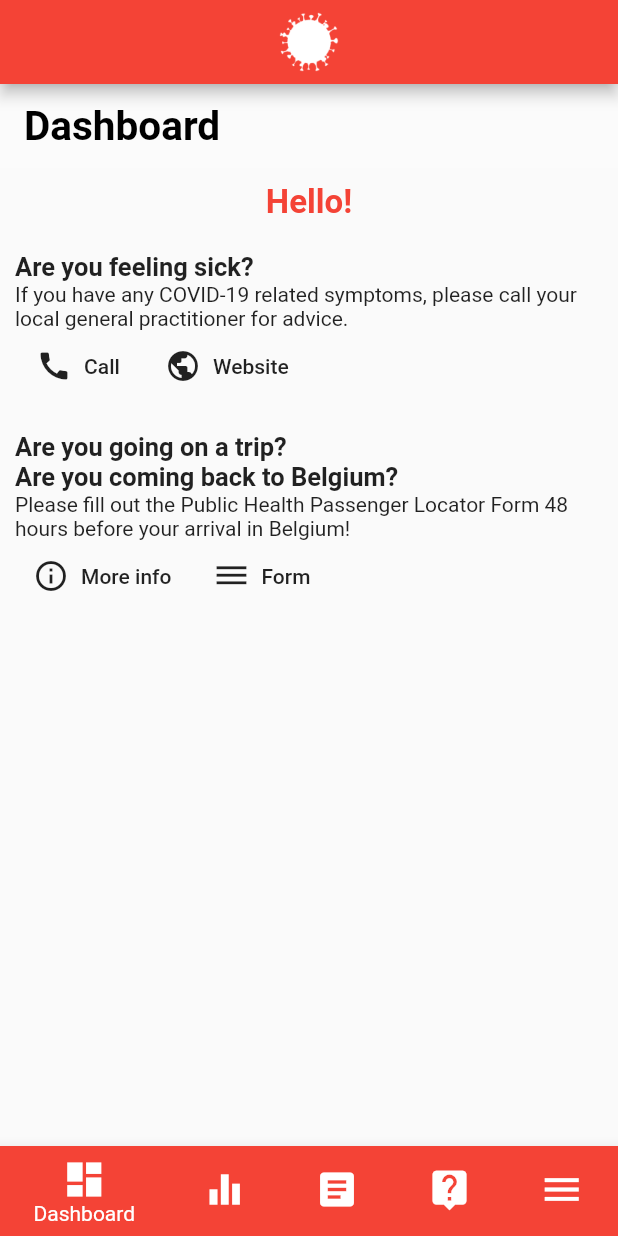
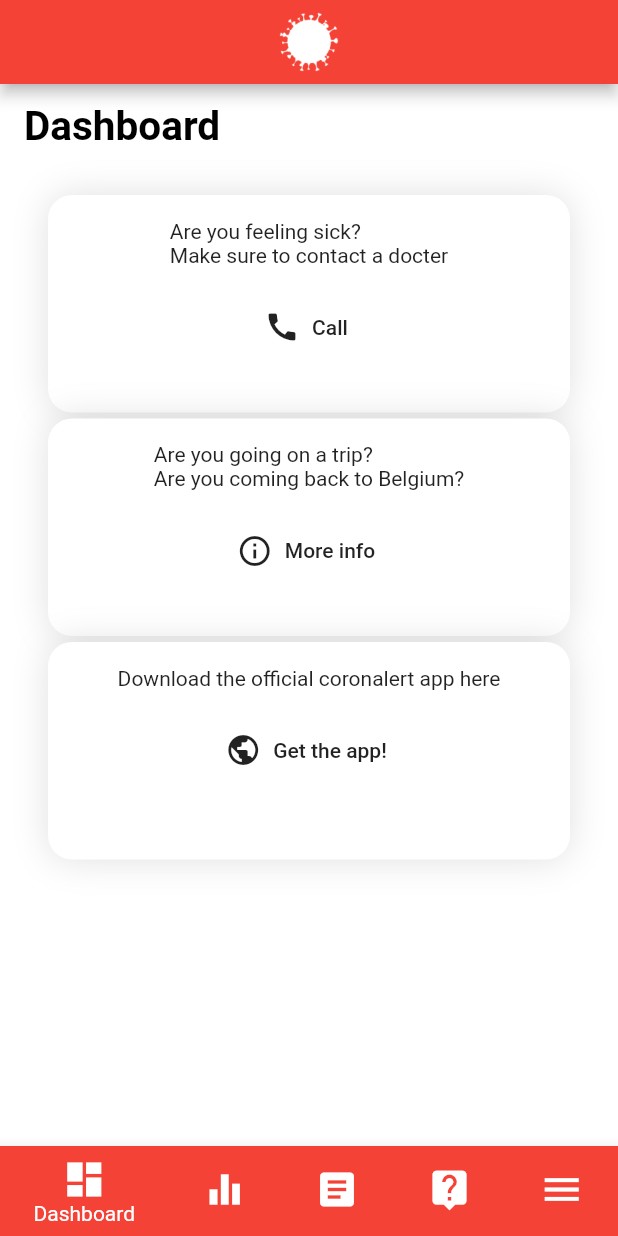
Before and after one commit to ucll-mobile-2021/project-coronaapp, a Flutter app: the screen it shows after launch, on a phone screen of 412 x 824 dp. Run offline on Flutter 3.47's test engine with Material 2 defaults, Android fonts, the phone set to English and light mode, and no system bars; our stand-ins replace pie_chart, sensors, shared_preferences.

Commit message:
Made dashboard UI omdat Nick dat wou nondendekke

```diff
--- a/lib/lang/de.json
+++ b/lib/lang/de.json
@@ -94,5 +94,7 @@
   "English": "Englisch",
   "French": "Französisch",
   "German": "Deutsch",
-  "Dutch": "Niederländisch"
+  "Dutch": "Niederländisch",
+
+  "corona_alertapp": "Laden Sie hier die offizielle Coronalert-App herunter"
 }
--- a/lib/lang/en.json
+++ b/lib/lang/en.json
@@ -11,7 +11,7 @@
   "change_lang": "Change Language",
   "tips": "Tips",
 
-  "feeling_sick": "Are you feeling sick?",
+  "feeling_sick": "Are you feeling sick? \nMake sure to contact a docter",
   "symptoms": "If you have any COVID-19 related symptoms,",
   "local_practitioner": " please call your local general practitioner for advice.",
   "covid_url": "https://www.info-coronavirus.be/en/",
@@ -94,5 +94,7 @@
   "English": "English",
   "French": "French",
   "German": "German",
-  "Dutch": "Dutch"
+  "Dutch": "Dutch",
+
+  "corona_alertapp": "Download the official coronalert app here"
 }
--- a/lib/lang/fr.json
+++ b/lib/lang/fr.json
@@ -94,5 +94,7 @@
   "English": "Anglais",
   "French": "Français",
   "German": "Allemand",
-  "Dutch": "Néerlandais"
+  "Dutch": "Néerlandais",
+
+  "corona_alertapp": "Téléchargez l'appli officielle coronalert ici"
 }
--- a/lib/lang/nl.json
+++ b/lib/lang/nl.json
@@ -93,5 +93,7 @@
   "English": "Engels",
   "French": "Frans",
   "German": "Duits",
-  "Dutch": "Nederlands"
+  "Dutch": "Nederlands",
+
+  "corona_alertapp": "Download hier de officiële Coronalert app"
 }
--- a/lib/screens/dashboard.dart
+++ b/lib/screens/dashboard.dart
@@ -3,6 +3,8 @@ import 'package:coronapp/type/greeting.dart';
 import 'package:coronapp/widgets/screenappbar.dart';
 import 'package:flutter/material.dart';
 import 'package:url_launcher/url_launcher.dart'; // uses dep url_launcher
+import 'package:flutter/material.dart';
+import 'package:flutter/services.dart';
 
 class DashboardScreen extends StatefulWidget {
   @override
@@ -10,168 +12,255 @@ class DashboardScreen extends StatefulWidget {
 }
 
 class _DashboardScreenState extends State<DashboardScreen> {
-  Widget _greetingMessage() {
-    return Container(
-      margin: EdgeInsets.all(10.0),
-      child: Center(
-        child: Text(
-          getTranslated(context, Greeting.random()),
-          style: TextStyle(
-            color: Colors.red,
-            fontSize: 22.0,
-            fontWeight: FontWeight.bold,
-          ),
-        ),
-      ),
-    );
+
+
+
+  @override
+  void initState(){
+    super.initState();
+    SystemChrome.setEnabledSystemUIOverlays([]);
   }
-
-  Widget _feelingSickSection() {
-    final Widget _areYouFeelingSick = Align(
-      alignment: Alignment.topLeft,
-      child: Text(
-        getTranslated(context, 'feeling_sick'),
-        style: TextStyle(
-          fontSize: 17.0,
-          fontWeight: FontWeight.bold,
-        ),
-      ),
-    );
-
-    final Widget _ifYouHaveAnyCOVIDRelatedSymptoms = Align(
-      alignment: Alignment.bottomLeft,
-      child: Text(
-        getTranslated(context, 'symptoms') +
-            getTranslated(context, 'local_practitioner'),
-        style: TextStyle(
-          fontWeight: FontWeight.normal,
-        ),
-      ),
-    );
 
   // https://stackoverflow.com/questions/43149055/how-do-i-open-a-web-browser-url-from-my-flutter-code
   _launchURL() async {
-      String url = getTranslated(
-          context, 'covid_url'); // string om van taal te veranderen
-      if (await canLaunch(url))
+    const url = 'https://www.info-coronavirus.be/nl/';
+    if (await canLaunch(url)) {
       await launch(url);
-      else
+    } else {
       throw 'Could not launch $url';
+    }
   }
 
   // https://stackoverflow.com/questions/43149073/how-can-i-dial-the-phone-from-flutter
   _launchCaller() async {
     const url = "tel:1234567";
-      if (await canLaunch(url))
+    if (await canLaunch(url)) {
       await launch(url);
-      else
+    } else {
       throw 'Could not launch $url';
     }
+  }
 
-    final Widget _buttons = Row(
-      children: [
+
+  final Widget _feelingSickSection =
+     Container(
+      /*width: width,
+      height: height/3,*/
+      padding: EdgeInsets.fromLTRB(16, 0, 16, 16),
+      decoration: BoxDecoration(
+          color: Colors.white,
+          borderRadius: BorderRadius.only(
+              topRight: Radius.circular(16),
+              topLeft: Radius.circular(16)
+          )
+      ),
+    );
+
+  final Widget _formSection =
+  Container(
+    /*width: width,
+      height: height/3,*/
+    padding: EdgeInsets.fromLTRB(16, 0, 16, 16),
+    decoration: BoxDecoration(
+        color: Colors.white,
+        borderRadius: BorderRadius.only(
+            topRight: Radius.circular(16),
+            topLeft: Radius.circular(16)
+        )
+    ),
+  );
+
+  final Widget _coronalertSection =
+  Container(
+    /*width: width,
+      height: height/3,*/
+    padding: EdgeInsets.fromLTRB(16, 0, 16, 16),
+    decoration: BoxDecoration(
+        color: Colors.white,
+        borderRadius: BorderRadius.only(
+            topRight: Radius.circular(16),
+            topLeft: Radius.circular(16)
+        )
+    ),
+  );
+
+  _launchFormItSelf() async {
+    const url =
+        'https://travel.info-coronavirus.be/public-health-passenger-locator-form';
+    if (await canLaunch(url)) {
+      await launch(url);
+    } else {
+      throw 'Could not launch $url';
+    }
+  }
+
+  _launchCoronaAlertDownloadPage() async {
+    const url =
+        'https://play.google.com/store/apps/details?id=be.sciensano.coronalert&gl=BE';
+    if (await canLaunch(url)) {
+      await launch(url);
+    } else {
+      throw 'Could not launch $url';
+    }
+  }
+
+  /*Widget _buildFeelingSickSectionCard(){
+    return Row(
+      mainAxisAlignment: MainAxisAlignment.spaceBetween,
+      children: <Widget>[
+        Column(
+          mainAxisAlignment: MainAxisAlignment.spaceBetween,
+          children:[
+            Text(getTranslated(context, 'feeling_sick'),
+              style: TextStyle(
+                  fontSize: 18,
+                  fontWeight: FontWeight.bold
+              ),
+            ),
             FlatButton.icon(
-          label: Text(getTranslated(context, 'call')),
+              label: Text("Call"),
               icon: Icon(Icons.call),
               onPressed: _launchCaller,
             ),
             FlatButton.icon(
-          label: Text(getTranslated(context, 'website')),
+              label: Text("Website"),
               icon: Icon(Icons.public),
               onPressed: _launchURL,
             ),
           ],
-    );
-
-    return Container(
-      margin: EdgeInsets.all(10.0),
-      child: Column(
-        children: [
-          _areYouFeelingSick,
-          _ifYouHaveAnyCOVIDRelatedSymptoms,
-          _buttons,
+        ),
+        Column(
+          mainAxisAlignment: MainAxisAlignment.spaceBetween,
+          children: <Widget>[
+            IconButton(
+              onPressed: () {},
+              icon: Icon(Icons.menu, color: Colors.white,),
+            ),
           ],
-      ),
+        )
+      ],
     );
   }
+ */
 
-  Widget _passengerLocatorForm() {
-    final Widget _text = Column(
-      children: [
-        Align(
-          alignment: Alignment.topLeft,
-          child: Text(
-            getTranslated(context, 'going_trip'),
-            style: TextStyle(
-              fontSize: 17.0,
-              fontWeight: FontWeight.bold,
+
+  Widget _buildItemCard(Widget section, String title){
+    if (title == 'feeling_sick'){
+      return Container(
+          width: 120,
+          height: 145,
+          padding: EdgeInsets.fromLTRB(16, 16, 16, 16),
+          margin: EdgeInsets.only(left: 32, right: 32, top: 2, bottom: 2),
+          decoration: BoxDecoration(
+              color: Colors.white,
+              borderRadius: BorderRadius.all(Radius.circular(16)),
+              boxShadow: [
+                BoxShadow(
+                    color: Colors.black12,
+                    blurRadius: 20
+                )
+              ]
           ),
-          ),
-        ),
-        Align(
-          alignment: Alignment.topLeft,
-          child: Text(
-            getTranslated(context, 'phpl'),
-            style: TextStyle(
-              fontWeight: FontWeight.normal,
-            ),
-          ),
+          child: Column(
+            children: [Text(getTranslated(context, title)), section,
+              FlatButton.icon(
+                label: Text("Call"),
+                icon: Icon(Icons.call),
+                onPressed: _launchCaller,
               ),
              ],
+          )
       );
-
-    _launchInformationForm() async {
-      String url = getTranslated(context, 'plf_url');
-      if (await canLaunch(url))
-        await launch(url);
-      else
-        throw 'Could not launch $url';
-    }
-
-    _launchFormItSelf() async {
-      String url = getTranslated(context, 'phpl_url');
-      if (await canLaunch(url))
-        await launch(url);
-      else
-        throw 'Could not launch $url';
-    }
-
-    final Widget _buttons = Row(
-      children: [
+    } else if (title == 'going_trip'){
+      return Container(
+          width: 120,
+          height: 145,
+          padding: EdgeInsets.fromLTRB(16, 16, 16, 16),
+          margin: EdgeInsets.only(left: 32, right: 32, top: 2, bottom: 2),
+          decoration: BoxDecoration(
+              color: Colors.white,
+              borderRadius: BorderRadius.all(Radius.circular(16)),
+              boxShadow: [
+                BoxShadow(
+                    color: Colors.black12,
+                    blurRadius: 20
+                )
+              ]
+          ),
+          child: Column(
+            children: [Text(getTranslated(context, title)), section,
               FlatButton.icon(
-          label: Text(getTranslated(context, 'more_info')),
+                label: Text("More info"),
                 icon: Icon(Icons.info_outline),
-          onPressed: _launchInformationForm,
-        ),
-        FlatButton.icon(
-          label: Text(getTranslated(context, 'form')),
-          icon: Icon(Icons.dehaze),
                 onPressed: _launchFormItSelf,
               ),
             ],
-    );
-
-    return Container(
-      margin: EdgeInsets.all(10.0),
-      child: Column(
-        children: [
-          _text,
-          _buttons,
-        ],
-      ),
+          )
       );
     }
+    else if (title == 'corona_alertapp'){
+      return Container(
+          width: 120,
+          height: 145,
+          padding: EdgeInsets.fromLTRB(16, 16, 16, 16),
+          margin: EdgeInsets.only(left: 32, right: 32, top: 2, bottom: 2),
+          decoration: BoxDecoration(
+              color: Colors.white,
+              borderRadius: BorderRadius.all(Radius.circular(16)),
+              boxShadow: [
+                BoxShadow(
+                    color: Colors.black12,
+                    blurRadius: 20
+                )
+              ]
+          ),
+          child: Column(
+            children: [Text(getTranslated(context, title)), section,
+              FlatButton.icon(
+                label: Text("Get the app!"),
+                icon: Icon(Icons.public),
+                onPressed: _launchCoronaAlertDownloadPage,
+              ),
+            ],
+          )
+      );
+    }
+  }
+
 
   @override
   Widget build(BuildContext context) {
+    final width = MediaQuery.of(context).size.width;
+    final height = MediaQuery.of(context).size.height;
+
+    final sections = [
+      {
+        "title": "feeling_sick",
+        "card": _feelingSickSection,
+      },
+      {
+        "title": "going_trip",
+        "card": _formSection,
+      },
+      {
+        "title": "corona_alertapp",
+        "card": _coronalertSection,
+      }
+    ];
+
+
+
     return Scaffold(
+      backgroundColor: Colors.white,
       appBar: ScreenAppBar(getTranslated(context, 'dashboard')),
-      body: ListView(
-        children: [
-          _greetingMessage(),
-          _feelingSickSection(),
-          _passengerLocatorForm(),
-        ],
+      body: Container(
+        margin: EdgeInsets.only(top: 16),
+        child: ListView.builder(
+        itemCount: sections.length,
+        itemBuilder: (context, index){
+          return _buildItemCard(sections[index]["card"] as Widget,  sections[index]["title"]);
+        }
+      ),
       ),
     );
   }
```
Also changed, not shown: lib/main.dart (line endings or trailing spaces), pubspec.lock. Lines whose indentation alone changed are shown as unchanged.
